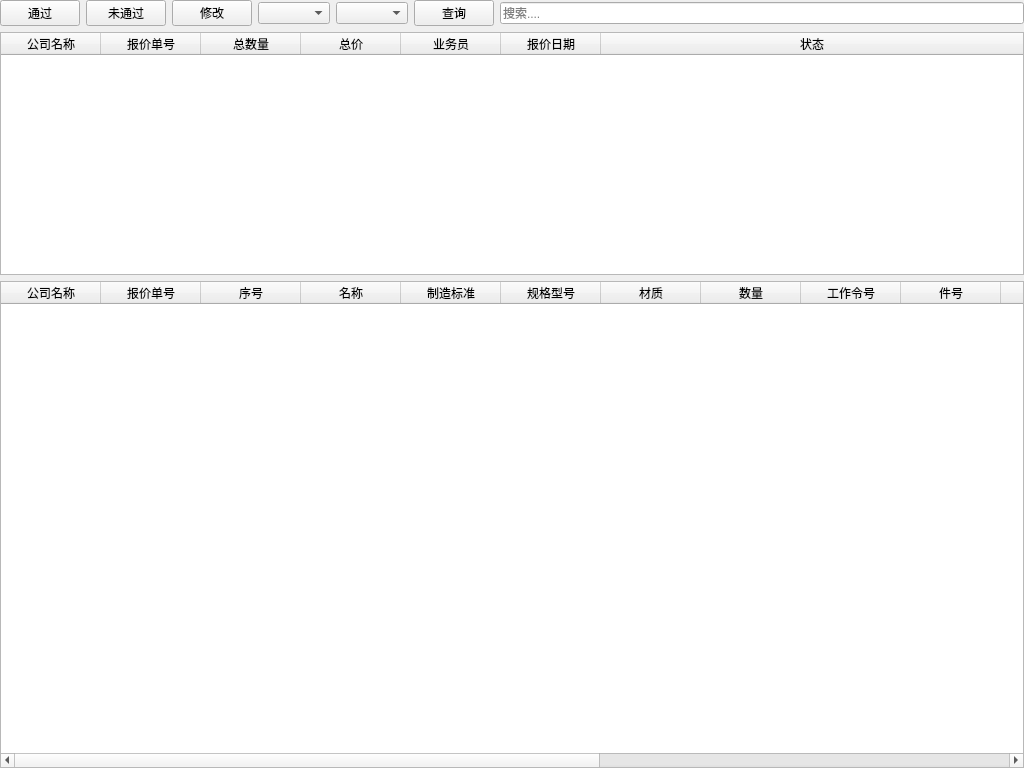
Before: the Qt Designer form wxxd/sale/quote_check.ui in djshao/mto, drawn with Qt 5.
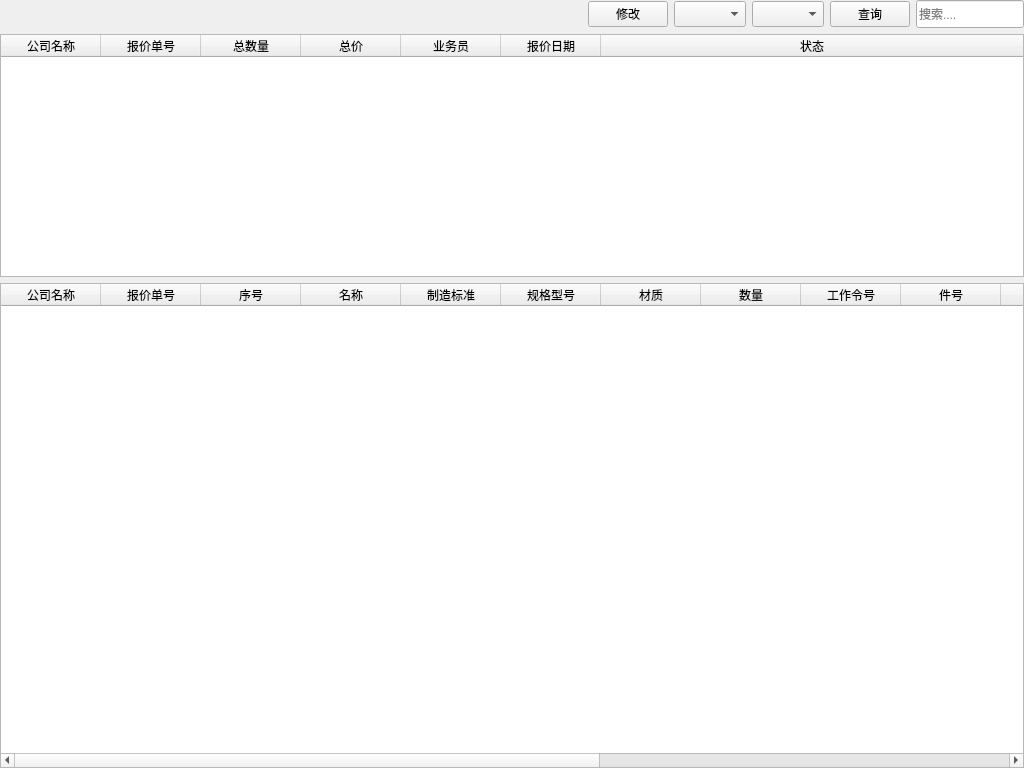
After: the same form once the commit is applied. Icons and pictures are not drawn.

The edit to the form file:
```diff
--- a/wxxd/sale/quote_check.ui
+++ b/wxxd/sale/quote_check.ui
@@ -30,37 +30,22 @@
     <number>0</number>
    </property>
    <item>
-    <layout class="QHBoxLayout" name="horizontalLayout">
+    <layout class="QHBoxLayout" name="horizontalLayout" stretch="1,0,0,0,0,0">
      <item>
-      <widget class="QPushButton" name="Button_pass">
-       <property name="toolTip">
-        <string>审核通过</string>
+      <spacer name="horizontalSpacer">
+       <property name="orientation">
+        <enum>Qt::Horizontal</enum>
        </property>
-       <property name="text">
-        <string>通过</string>
+       <property name="sizeHint" stdset="0">
+        <size>
+         <width>40</width>
+         <height>20</height>
+        </size>
        </property>
-       <property name="icon">
-        <iconset resource="../erp.qrc">
-         <normaloff>:/png/images/Accept.png</normaloff>:/png/images/Accept.png</iconset>
-       </property>
-      </widget>
+      </spacer>
      </item>
      <item>
-      <widget class="QPushButton" name="Button_nopass">
-       <property name="toolTip">
-        <string>审核未通过</string>
-       </property>
-       <property name="text">
-        <string>未通过</string>
-       </property>
-       <property name="icon">
-        <iconset resource="../erp.qrc">
-         <normaloff>:/png/images/stop_32px.ico</normaloff>:/png/images/stop_32px.ico</iconset>
-       </property>
-      </widget>
-     </item>
-     <item>
-      <widget class="QPushButton" name="Button_edit">
+      <widget class="QPushButton" name="btn_edit">
        <property name="toolTip">
         <string>修改报价</string>
        </property>
@@ -74,14 +59,26 @@
       </widget>
      </item>
      <item>
-      <widget class="QComboBox" name="Box_group">
+      <widget class="QComboBox" name="cbo_group">
+       <property name="minimumSize">
+        <size>
+         <width>0</width>
+         <height>26</height>
+        </size>
+       </property>
        <property name="toolTip">
         <string>分组</string>
        </property>
       </widget>
      </item>
      <item>
-      <widget class="QComboBox" name="Box_filter">
+      <widget class="QComboBox" name="cbo_filter">
+       <property name="minimumSize">
+        <size>
+         <width>0</width>
+         <height>26</height>
+        </size>
+       </property>
        <property name="toolTip">
         <string>审核结果</string>
        </property>
@@ -103,6 +100,12 @@
      </item>
      <item>
       <widget class="QLineEdit" name="Line_search">
+       <property name="minimumSize">
+        <size>
+         <width>0</width>
+         <height>28</height>
+        </size>
+       </property>
        <property name="toolTip">
         <string>搜索</string>
        </property>
```
Left out of the diff: 2 changed lines with no effect on the pictures.
